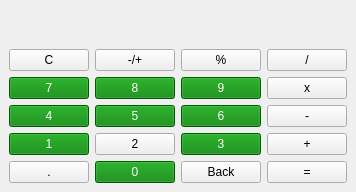
First picture: the form in mainwindow.ui, repository lukparda/Qt-Calculator, before the edit.
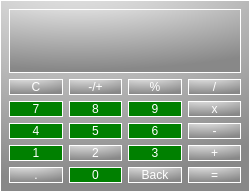
Second picture: the form after the edit.

Patch:
```diff
--- a/mainwindow.ui
+++ b/mainwindow.ui
@@ -17,6 +17,11 @@
    <string notr="true"/>
   </property>
   <widget class="QWidget" name="centralwidget">
+   <property name="styleSheet">
+    <string notr="true">background: qradialgradient(cx: 0.3, cy: -0.4, fx: 0.3, fy: -0.4, radius: 1.35, stop: 0 #fff, stop: 1 #888);
+color: rgb(255, 255, 255);
+border: 1px solid #ffffff;</string>
+   </property>
    <layout class="QGridLayout" name="gridLayout">
     <item row="2" column="2">
      <widget class="QPushButton" name="Button_9">
```
